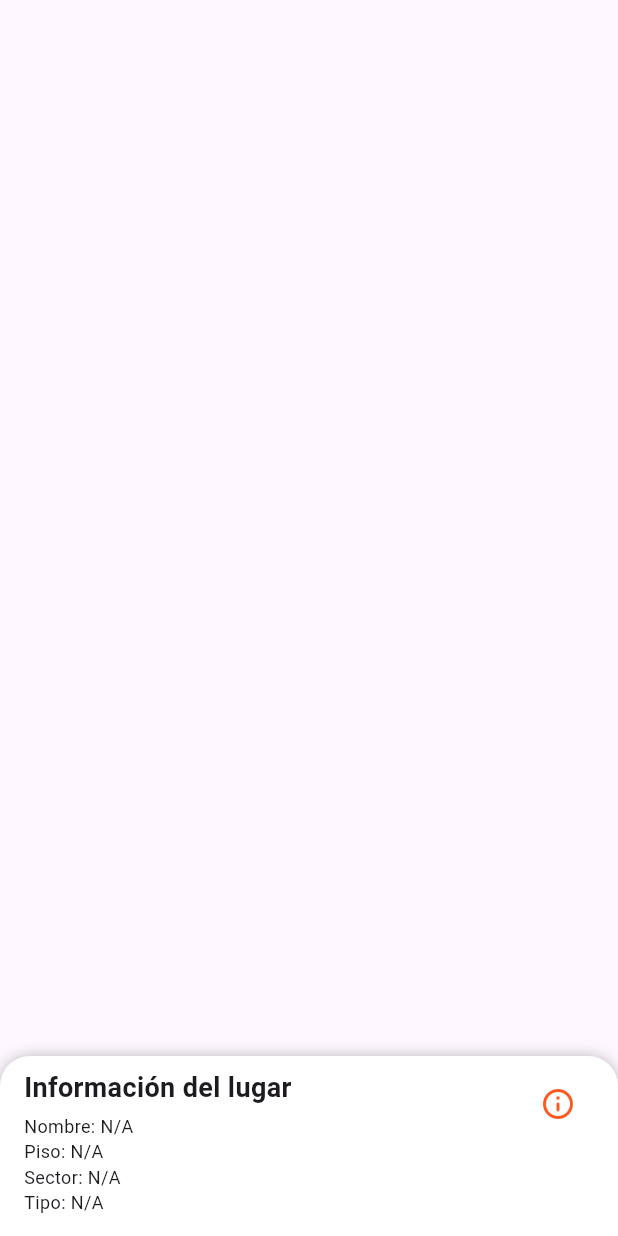
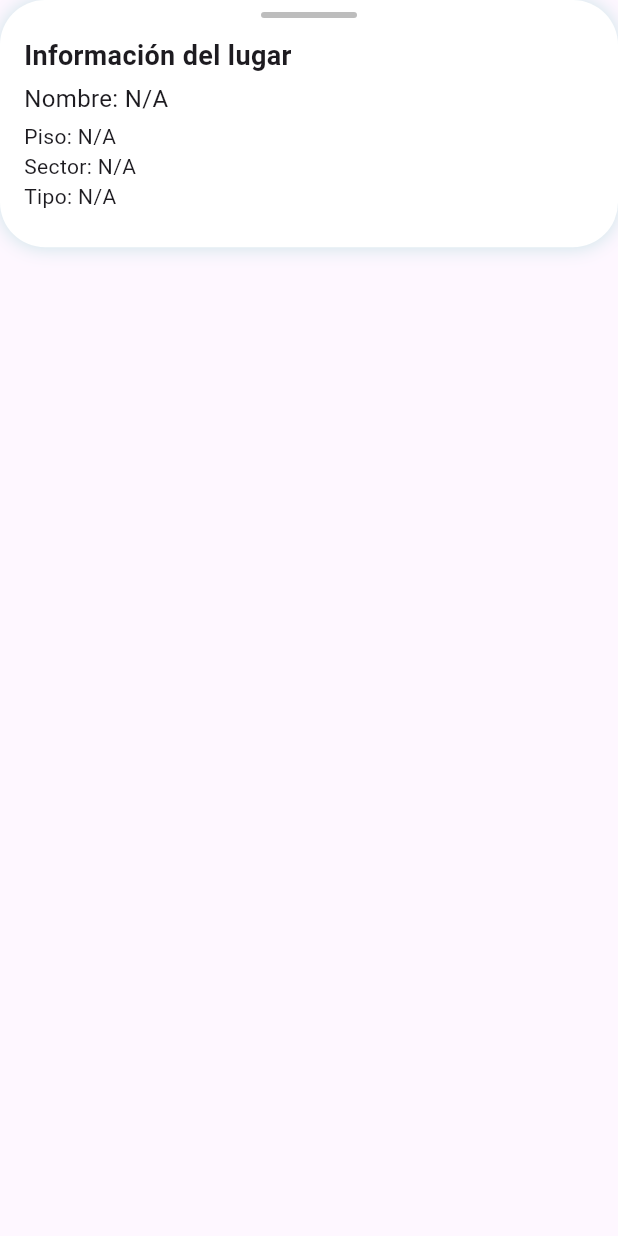
Before and after one commit to cromx123/mapa_fahu, a Flutter app: the PlaceInfoCard widget shown alone on an empty page, opened directly, on a phone screen of 412 x 824 dp. Run offline on Flutter 3.47's test engine with Material 3 defaults, Android fonts, the light colour scheme and no system bars; our stand-ins replace flutter_map, geolocator, latlong2, speech_to_text, webview_flutter; key blocks and very long unbroken strings in the code were emptied for the run.

Commit message:
se actualiza el view para web/movil

```diff
--- a/lib/main.dart
+++ b/lib/main.dart
@@ -58,7 +58,10 @@ class CampusMapApp extends StatelessWidget {
         '/config_screen': (context) => const ConfigScreen(),
         '/servicios_screen': (context) => const ServiciosScreen(),
         '/solicitudes_screen': (context) => const SolicitudesView(),
-        '/formulario_cae': (context) {final args = ModalRoute.of(context)!.settings.arguments as String; return FormularioHtmlScreen(base64Logo: args);},
+        '/formulario_cae': (context) {
+          final args = ModalRoute.of(context)!.settings.arguments as String;
+          return FormularioHtmlScreen(base64Logo: args);
+        },
         '/estado_solicitud': (context) => const EstadosSolicitudesScreen(),
         '/foto_screen'     : (context) => FotoScreen(),
       },
--- a/lib/views/formulario_cae.dart
+++ b/lib/views/formulario_cae.dart
@@ -1,7 +1,6 @@
 // File: maps_fahu/lib/views/formulario_cae.dart
 import 'package:flutter/material.dart';
 import 'package:webview_flutter/webview_flutter.dart';
-import 'foto_screen.dart';
 
 class FormularioHtmlScreen extends StatefulWidget {
   const FormularioHtmlScreen({super.key, required this.base64Logo});
@@ -21,7 +20,7 @@ class _FormularioHtmlScreenState extends State<FormularioHtmlScreen> {
     super.initState();
     final logoBase64 = widget.base64Logo;
     // Tu HTML (resumido aquí, pero pon el HTML completo)
-    const String htmlData = r'''
+    final String htmlData = r'''
     <!DOCTYPE html>
 <html lang="es">
 <head>
--- a/lib/views/menu_screen.dart
+++ b/lib/views/menu_screen.dart
@@ -82,7 +82,7 @@ class MenuScreen extends StatelessWidget {
                             Navigator.pushNamed(context, '/servicios_screen');
                           },
                         ),
-                        MenuItem(icon: Icons.menu_book, label: localizations.ms_settings, url: 'https://biblioteca.usach.cl/'),
+                        MenuItem(icon: Icons.menu_book, label: localizations.ms_onlineLibrary, url: 'https://biblioteca.usach.cl/'),
                         MenuItem(
                           icon: Icons.settings,
                           label: localizations.ms_settings,
--- a/lib/widgets/info_card.dart
+++ b/lib/widgets/info_card.dart
@@ -1,70 +1,134 @@
+// lib/widgets/info_card.dart
 import 'package:flutter/material.dart';
+import 'package:provider/provider.dart';
+import 'package:flutter/foundation.dart';
 import 'package:humanidades360/controllers/campus_map_controller.dart';
-import 'package:provider/provider.dart';
 
+class PlaceInfoCard extends StatefulWidget {
+  const PlaceInfoCard({super.key});
 
-class PlaceInfoCard extends StatelessWidget {
-  const PlaceInfoCard({super.key});
+  @override
+  State<PlaceInfoCard> createState() => _PlaceInfoCardState();
+}
+
+class _PlaceInfoCardState extends State<PlaceInfoCard> {
+  bool isCollapsed = false;
 
   @override
   Widget build(BuildContext context) {
     final controller = Provider.of<CampusMapController>(context);
+    final screenWidth = MediaQuery.of(context).size.width;
+    final screenHeight = MediaQuery.of(context).size.height;
+    final isLargeScreen = kIsWeb || screenWidth > 800;
 
-    return Align(
-      alignment: Alignment.bottomCenter,
-      child: Container(
-        height: 120,
+    // ancho según estado
+    final collapsedWidth = isLargeScreen ? 70.0 :screenWidth;
+    final expandedWidth = isLargeScreen ? 320.0 : screenWidth;
+
+    final collapsedHeight = isLargeScreen ? screenHeight: 70.0;
+    final expandedHeight = isLargeScreen ? screenHeight : screenWidth * 0.4;
+
+    return GestureDetector(
+      onVerticalDragEnd: (details) {
+        if (details.primaryVelocity != null && details.primaryVelocity! > 0) {
+          setState(() {
+            isCollapsed = true;
+
+          });
+          controller.hideInfoCard();
+        } else if (details.primaryVelocity != null && details.primaryVelocity! < 0) {
+          setState(() {
+            isCollapsed = false;
+          });
+          controller.showInfoCard();
+        }
+      },
+
+      child: AnimatedContainer(
+        duration: const Duration(milliseconds: 300),
+        curve: Curves.easeInOut,
+        width: isCollapsed ? collapsedWidth : expandedWidth,
+        height: isCollapsed ? collapsedHeight : expandedHeight,
+        padding: const EdgeInsets.symmetric(horizontal: 16, vertical: 8),
         decoration: BoxDecoration(
           color: Colors.white,
-          borderRadius: const BorderRadius.vertical(top: Radius.circular(20)),
-          boxShadow: const [
+          borderRadius: isLargeScreen ? BorderRadius.circular(0) : BorderRadius.circular(30),
+          boxShadow: [
             BoxShadow(
-              color: Colors.black26,
-              blurRadius: 8,
+              color: Colors.teal.withOpacity(0.2),
+              blurRadius: 10,
             ),
           ],
         ),
-        padding: const EdgeInsets.symmetric(horizontal: 16, vertical: 8),
-        child: Row(
-          crossAxisAlignment: CrossAxisAlignment.start,
+        child: Stack(
           children: [
-            Expanded(
+            if (kIsWeb)
+              Align(
+                alignment: Alignment.topRight,
+                child: IconButton(
+                  icon: Icon(isCollapsed ? Icons.arrow_forward_ios : Icons.close),
+                  color: Colors.teal,
+                  onPressed: () {
+                    setState(() {
+                      isCollapsed = !isCollapsed;
+                    });
+                  },
+                ),
+              ),
+            if (!kIsWeb)
+              Align(
+                alignment: Alignment.topCenter,
+                child: Container(
+                  height: 4,
+                  width: 64,
+                  decoration:
+                    BoxDecoration(
+                      color: Colors.grey.shade400,
+                      borderRadius: BorderRadius.circular(50),
+                    ),
+                ),
+              ),
+            // Contenido solo si no está colapsado
+              Padding(
+                padding: const EdgeInsets.only(top: kIsWeb ? 40 : 0), // deja espacio para el botón en web
                 child: Column(
                   crossAxisAlignment: CrossAxisAlignment.start,
                   children: [
-                  const Text(
-                    'Información del lugar',
-                    style: TextStyle(fontSize: 18, fontWeight: FontWeight.bold),
+                    const SizedBox(height: 16),
+                    if (!isCollapsed) ...[
+                      const Text('Información del lugar', style: TextStyle(fontSize: 18, fontWeight: FontWeight.bold)),
+                      const SizedBox(height: 4),
+                    ],
+                    if (!isCollapsed && isLargeScreen)
+                      Text('Nombre: ${controller.selectedPlaceName.isNotEmpty ? controller.selectedPlaceName : 'N/A'}',),
+                    if (!isLargeScreen)
+                      Text(
+                            '${isCollapsed? '':'Nombre: '}${controller.selectedPlaceName.isNotEmpty ? controller.selectedPlaceName : 'N/A'}',
+                            style: isCollapsed? TextStyle(fontSize: 18, fontWeight: FontWeight.bold): TextStyle(fontSize: 16),
                             ),
+                    Visibility(
+                      visible: !isCollapsed,
+                      child: AnimatedOpacity(
+                        opacity: !isCollapsed ? 1 : 0,
+                        duration: const Duration(milliseconds: 300),
+                        curve: Curves.easeInOut,
+                        child: Column(
+                          crossAxisAlignment: CrossAxisAlignment.start,
+                          children: [
                             const SizedBox(height: 4),
-                  Text(
-                    'Nombre: ${controller.selectedPlaceName.isNotEmpty ? controller.selectedPlaceName : 'N/A'}',
-                    style: const TextStyle(fontSize: 12),
+                            Text('Piso: ${controller.selectedPlaceFloor.isNotEmpty ? controller.selectedPlaceFloor : 'N/A'}'),
+                            Text('Sector: ${controller.selectedPlaceSector.isNotEmpty ? controller.selectedPlaceSector : 'N/A'}'),
+                            Text('Tipo: ${controller.selectedPlaceType.isNotEmpty ? controller.selectedPlaceType : 'N/A'}'),
+                          ],
                         ),
-                  Text(
-                    'Piso: ${controller.selectedPlaceFloor.isNotEmpty ? controller.selectedPlaceFloor : 'N/A'}',
-                    style: const TextStyle(fontSize: 12),
                       ),
-                  Text(
-                    'Sector: ${controller.selectedPlaceSector.isNotEmpty ? controller.selectedPlaceSector : 'N/A'}',
-                    style: const TextStyle(fontSize: 12),
-                  ),
-                  Text(
-                    'Tipo: ${controller.selectedPlaceType.isNotEmpty ? controller.selectedPlaceType : 'N/A'}',
-                    style: const TextStyle(fontSize: 12),
                     ),
                   ],
                 ),
               ),
-            IconButton(
-              icon: const Icon(Icons.info_outline_rounded, color: Colors.deepOrange),
-              onPressed: () {
-                // Aquí puedes poner una acción como mostrar más info
-              },
-            ),
           ],
         ),
-      ),
+      )
     );
   }
 }
```
Also changed, not shown: lib/controllers/campus_map_controller.dart (+13 -1 lines), lib/views/campus_map_screen.dart (+122 -123 lines), lib/views/foto_screen.dart (+2 -2 lines). Lines whose indentation alone changed are shown as unchanged.
